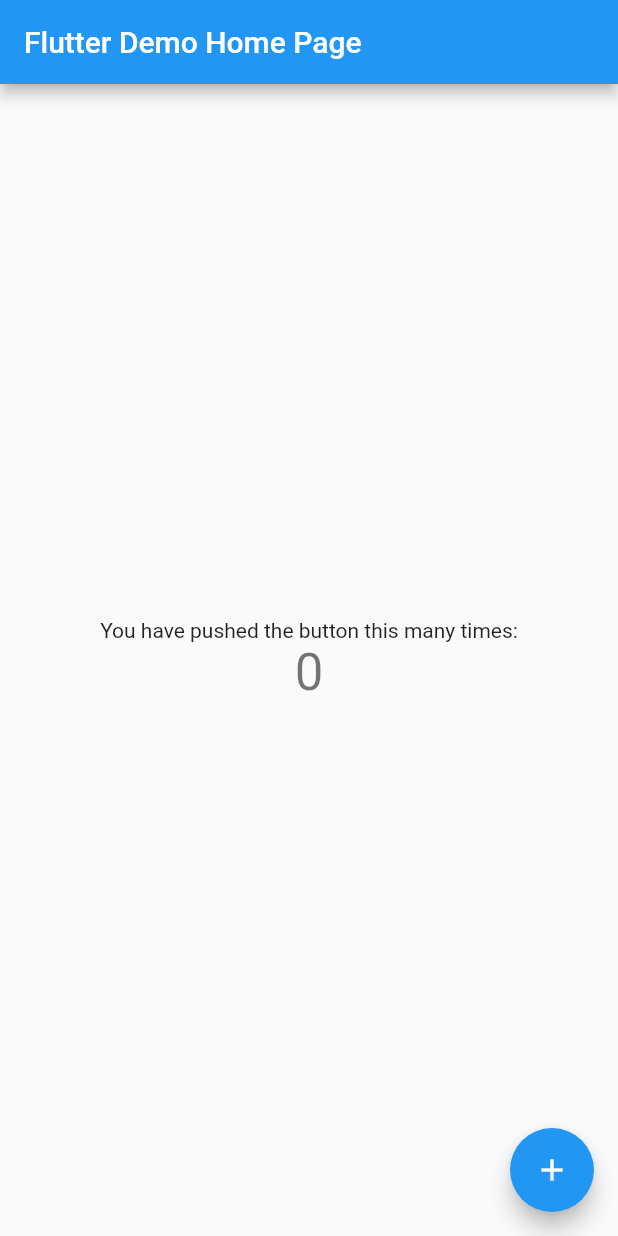
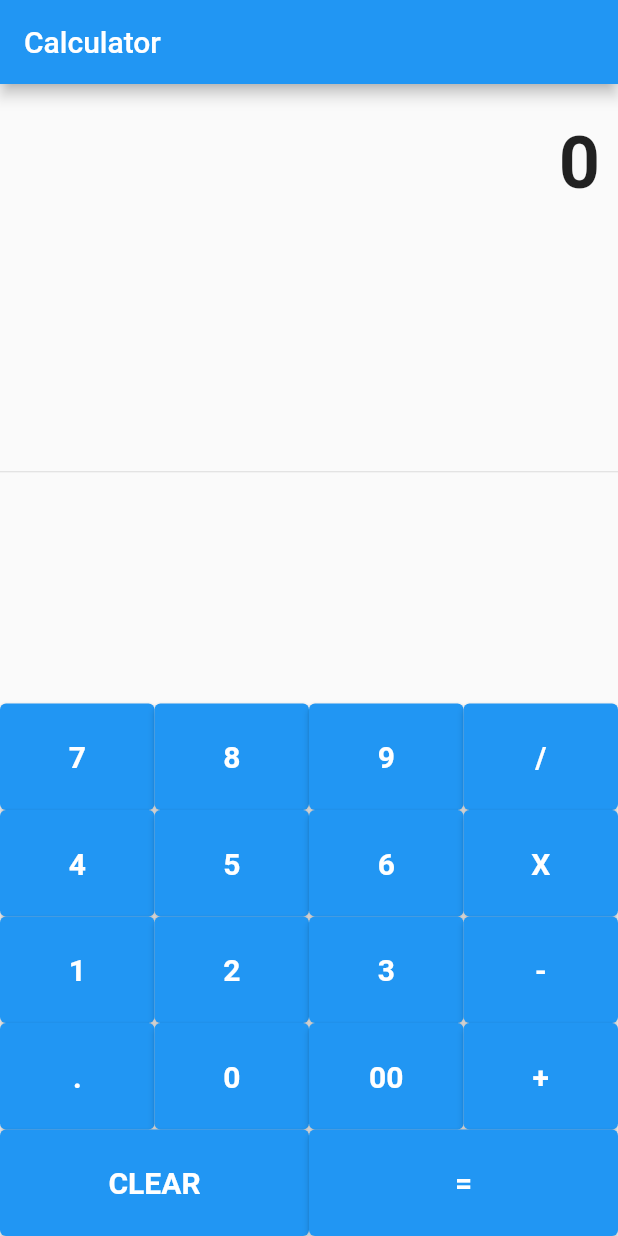
Before and after one commit to JojoDom/FlutterCalculatorApp, a Flutter app: the screen it shows after launch, on a phone screen of 412 x 824 dp. Run offline on Flutter 3.47's test engine with Material 2 defaults, Android fonts, the phone set to English and light mode, and no system bars.

Commit message:
clean up

```diff
--- a/calculator/lib/main.dart
+++ b/calculator/lib/main.dart
@@ -1,115 +1,181 @@
 import 'package:flutter/material.dart';
 
-void main() {
-  runApp(const MyApp());
-}
+void main() => runApp( const MyApp());
 
 class MyApp extends StatelessWidget {
   const MyApp({super.key});
 
-  // This widget is the root of your application.
   @override
   Widget build(BuildContext context) {
-    return MaterialApp(
-      title: 'Flutter Demo',
-      theme: ThemeData(
-        // This is the theme of your application.
-        //
-        // Try running your application with "flutter run". You'll see the
-        // application has a blue toolbar. Then, without quitting the app, try
-        // changing the primarySwatch below to Colors.green and then invoke
-        // "hot reload" (press "r" in the console where you ran "flutter run",
-        // or simply save your changes to "hot reload" in a Flutter IDE).
-        // Notice that the counter didn't reset back to zero; the application
-        // is not restarted.
+    return  MaterialApp(
+      title: 'Calculator',
+      theme:  ThemeData(
         primarySwatch: Colors.blue,
       ),
-      home: const MyHomePage(title: 'Flutter Demo Home Page'),
+      home:  const MyHomePage(title: 'Calculator'),
     );
   }
 }
 
 class MyHomePage extends StatefulWidget {
-  const MyHomePage({super.key, required this.title});
-
-  // This widget is the home page of your application. It is stateful, meaning
-  // that it has a State object (defined below) that contains fields that affect
-  // how it looks.
-
-  // This class is the configuration for the state. It holds the values (in this
-  // case the title) provided by the parent (in this case the App widget) and
-  // used by the build method of the State. Fields in a Widget subclass are
-  // always marked "final".
+  const MyHomePage({Key? key, required this.title}) : super(key: key);
 
   final String title;
 
   @override
-  State<MyHomePage> createState() => _MyHomePageState();
+  State<MyHomePage> createState() =>  _MyHomePageState();
 }
 
 class _MyHomePageState extends State<MyHomePage> {
-  int _counter = 0;
 
-  void _incrementCounter() {
+  String output = "0";
+
+  String _output = "0";
+  double num1 = 0.0;
+  double num2 = 0.0;
+  String operand = "";
+
+  buttonPressed(String buttonText){
+
+    if(buttonText == "CLEAR"){
+
+      _output = "0";
+      num1 = 0.0;
+      num2 = 0.0;
+      operand = "";
+
+    } else if (buttonText == "+" || buttonText == "-" || buttonText == "/" || buttonText == "X"){
+
+      num1 = double.parse(output);
+
+      operand = buttonText;
+
+      _output = "0";
+
+    } else if(buttonText == "."){
+
+      if(_output.contains(".")){
+        print("Already conatains a decimals");
+        return;
+
+      } else {
+        _output = _output + buttonText;
+      }
+
+    } else if (buttonText == "="){
+
+      num2 = double.parse(output);
+
+      if(operand == "+"){
+        _output = (num1 + num2).toString();
+      }
+      if(operand == "-"){
+        _output = (num1 - num2).toString();
+      }
+      if(operand == "X"){
+        _output = (num1 * num2).toString();
+      }
+      if(operand == "/"){
+        _output = (num1 / num2).toString();
+      }
+
+      num1 = 0.0;
+      num2 = 0.0;
+      operand = "";
+
+    } else {
+
+      _output = _output + buttonText;
+
+    }
+
+    print(_output);
+
     setState(() {
-      // This call to setState tells the Flutter framework that something has
-      // changed in this State, which causes it to rerun the build method below
-      // so that the display can reflect the updated values. If we changed
-      // _counter without calling setState(), then the build method would not be
-      // called again, and so nothing would appear to happen.
-      _counter++;
+
+      output = double.parse(_output).toStringAsFixed(2);
+
     });
+
+  }
+
+  Widget buildButton(String buttonText) {
+    return  Expanded(
+      child:  ElevatedButton(
+        style: ElevatedButton.styleFrom(padding:  const EdgeInsets.all(24.0),),
+        child: Text(buttonText,
+          style: const TextStyle(
+            fontSize: 20.0,
+            fontWeight: FontWeight.bold
+          ),
+          ),
+        onPressed: () =>
+          buttonPressed(buttonText)
+        ,
+      ),
+    );
   }
 
   @override
   Widget build(BuildContext context) {
-    // This method is rerun every time setState is called, for instance as done
-    // by the _incrementCounter method above.
-    //
-    // The Flutter framework has been optimized to make rerunning build methods
-    // fast, so that you can just rebuild anything that needs updating rather
-    // than having to individually change instances of widgets.
-    return Scaffold(
-      appBar: AppBar(
-        // Here we take the value from the MyHomePage object that was created by
-        // the App.build method, and use it to set our appbar title.
-        title: Text(widget.title),
-      ),
-      body: Center(
-        // Center is a layout widget. It takes a single child and positions it
-        // in the middle of the parent.
-        child: Column(
-          // Column is also a layout widget. It takes a list of children and
-          // arranges them vertically. By default, it sizes itself to fit its
-          // children horizontally, and tries to be as tall as its parent.
-          //
-          // Invoke "debug painting" (press "p" in the console, choose the
-          // "Toggle Debug Paint" action from the Flutter Inspector in Android
-          // Studio, or the "Toggle Debug Paint" command in Visual Studio Code)
-          // to see the wireframe for each widget.
-          //
-          // Column has various properties to control how it sizes itself and
-          // how it positions its children. Here we use mainAxisAlignment to
-          // center the children vertically; the main axis here is the vertical
-          // axis because Columns are vertical (the cross axis would be
-          // horizontal).
-          mainAxisAlignment: MainAxisAlignment.center,
+    return  Scaffold(
+        appBar: AppBar(
+          title:  Text(widget.title),
+        ),
+        body:  Container(
+            child:  Column(
           children: <Widget>[
-            const Text(
-              'You have pushed the button this many times:',
+             Container(
+              alignment: Alignment.centerRight,
+              padding:  const EdgeInsets.symmetric(
+                vertical: 24.0,
+                horizontal: 12.0
+              ),
+              child:  Text(output, style: const TextStyle(
+                fontSize: 48.0,
+                fontWeight: FontWeight.bold,
+
+              ))),
+            const Expanded(
+              child:  Divider(),
             ),
-            Text(
-              '$_counter',
-              style: Theme.of(context).textTheme.headlineMedium,
-            ),
+
+
+             Column(children: [
+               Row(children: [
+                buildButton("7"),
+                buildButton("8"),
+                buildButton("9"),
+                buildButton("/")
+              ]),
+
+             Row(children: [
+                buildButton("4"),
+                buildButton("5"),
+                buildButton("6"),
+                buildButton("X")
+              ]),
+
+              Row(children: [
+                buildButton("1"),
+                buildButton("2"),
+                buildButton("3"),
+                buildButton("-")
+              ]),
+
+              Row(children: [
+                buildButton("."),
+                buildButton("0"),
+                buildButton("00"),
+                buildButton("+")
+              ]),
+
+               Row(children: [
+                buildButton("CLEAR"),
+                buildButton("="),
+              ])
+            ])
           ],
-        ),
-      ),
-      floatingActionButton: FloatingActionButton(
-        onPressed: _incrementCounter,
-        tooltip: 'Increment',
-        child: const Icon(Icons.add),
-      ), // This trailing comma makes auto-formatting nicer for build methods.
-    );
+        )));
   }
 }
```
